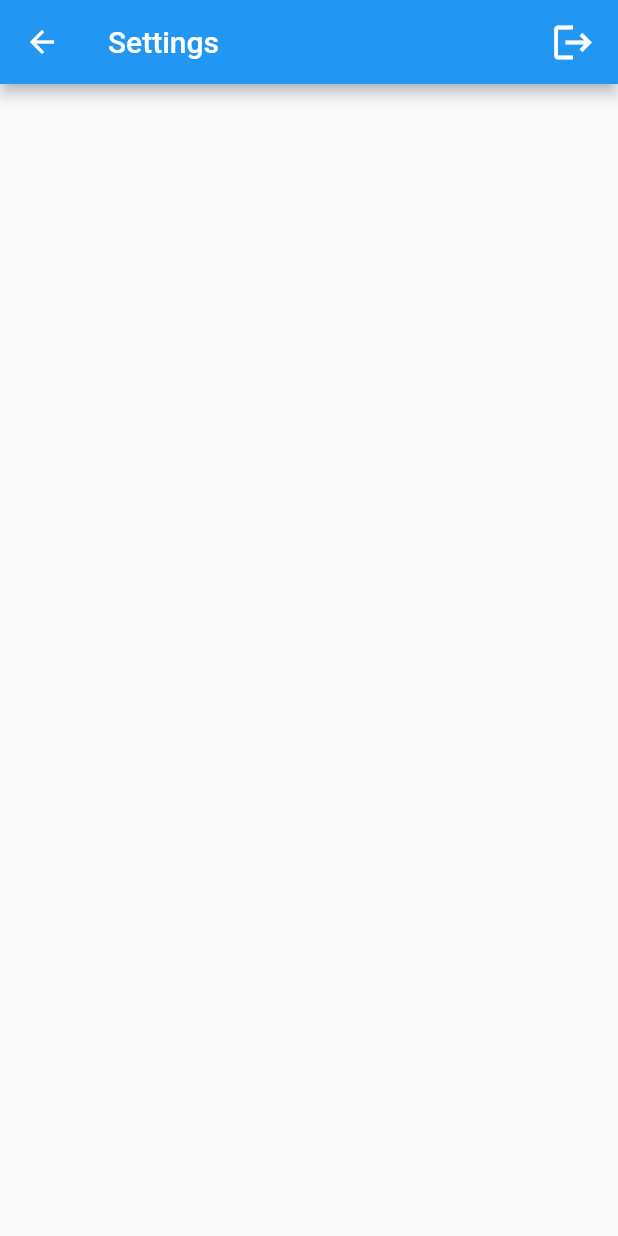
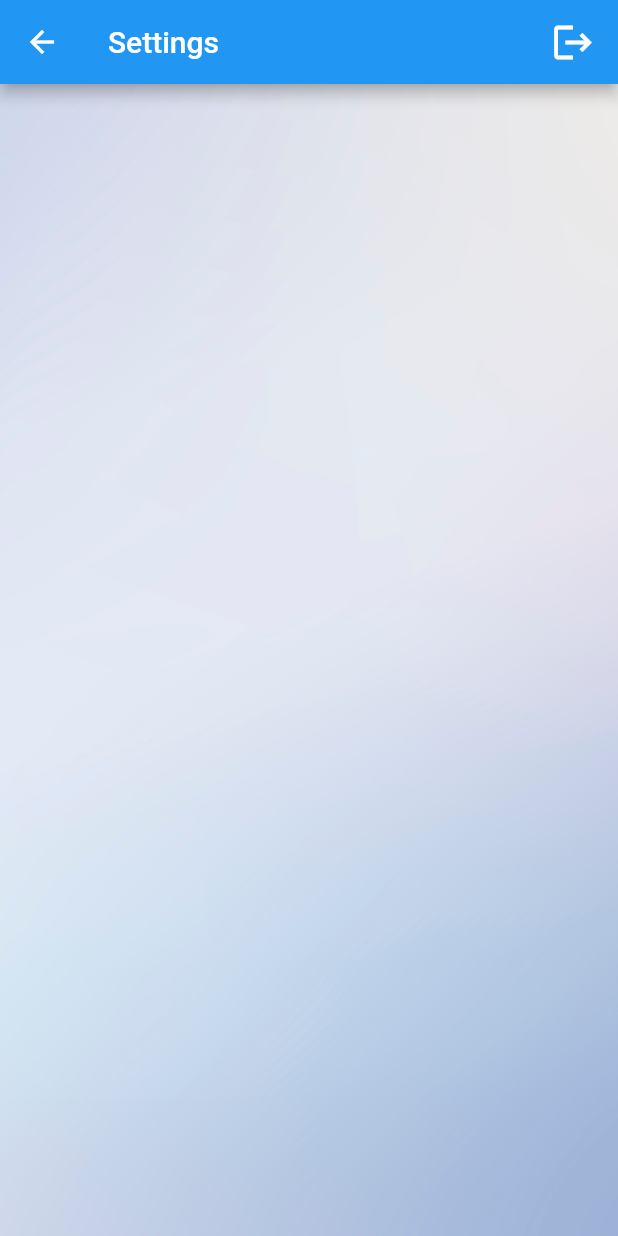
Before and after one commit to Riasnner/flutter_midterm_project, a Flutter app: the screen it shows after launch, after a tap on "Login", after a tap on the "settings" icon, on a phone screen of 412 x 824 dp. Run offline on Flutter 3.47's test engine with Material 2 defaults, Android fonts, the light colour scheme and no system bars.

Commit message:
added background

```diff
--- a/lib/screens/Dashboard.dart
+++ b/lib/screens/Dashboard.dart
@@ -13,7 +13,17 @@ class _DashboardState extends State<Dashboard> {
   @override
   Widget build(BuildContext context) {
     final arg = ModalRoute.of(context)!.settings.arguments as EmailTextField;
-    return Scaffold(
+    return Container(
+        decoration: const BoxDecoration(
+          image: DecorationImage(
+            image: AssetImage(
+              'assets/background.jpg'
+              ),
+              fit: BoxFit.cover,
+            ),
+        ),
+        child: Scaffold(
+          backgroundColor: Colors.transparent,
           appBar: AppBar(
             title: const Text("Dashboard"),
             actions: [
@@ -27,15 +37,14 @@ class _DashboardState extends State<Dashboard> {
               )
             ],
           ),
-      body: Container(
-        child: Center(
+          body: Center(
             child: Text(
               "Welcome ${arg.controller.text}!",
               style: const TextStyle(
-              fontSize: 25,
+                fontSize: 28,
                 fontWeight: FontWeight.bold,
-              color: Colors.blue
-            )
+                color: Colors.lightBlueAccent,
+              ),
             ),
           ),
       ),
--- a/lib/screens/Settings.dart
+++ b/lib/screens/Settings.dart
@@ -11,13 +11,22 @@ class Settings extends StatefulWidget {
 class _SettingsState extends State<Settings> {
   @override
   Widget build(BuildContext context) {
-    return Scaffold(
+    return Container(
+      decoration: const BoxDecoration(
+        image: DecorationImage(
+          image: AssetImage(
+            'assets/background.jpg'
+            ),
+            fit: BoxFit.cover,
+          ),
+      ),
+      child: Scaffold(
+        backgroundColor: Colors.transparent,
         appBar: AppBar(
           title: const Text("Settings"),
           actions: [
             GestureDetector(
               onTap: () {
-              // Navigator.popAndPushNamed(context, LoginPage.routeName);
                 Navigator.of(context).pushNamedAndRemoveUntil(
                   LoginPage.routeName, (Route<dynamic> route) => false);
               },
@@ -30,6 +39,7 @@ class _SettingsState extends State<Settings> {
             )
           ],
         ),
+      ),
     );
   }
 }
--- a/pubspec.yaml
+++ b/pubspec.yaml
@@ -60,9 +60,8 @@ flutter:
   uses-material-design: true
 
   # To add assets to your application, add an assets section, like this:
-  # assets:
-  #   - images/a_dot_burr.jpeg
-  #   - images/a_dot_ham.jpeg
+  assets:
+    - assets/background.jpg
 
   # An image asset can refer to one or more resolution-specific "variants", see
   # https://flutter.dev/assets-and-images/#resolution-aware
```
Also changed, not shown: assets/background.jpg (added). Lines whose indentation alone changed are shown as unchanged.
